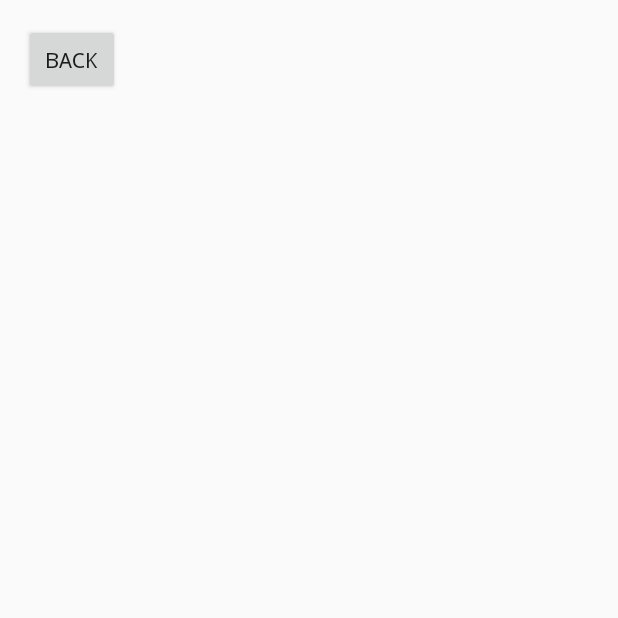
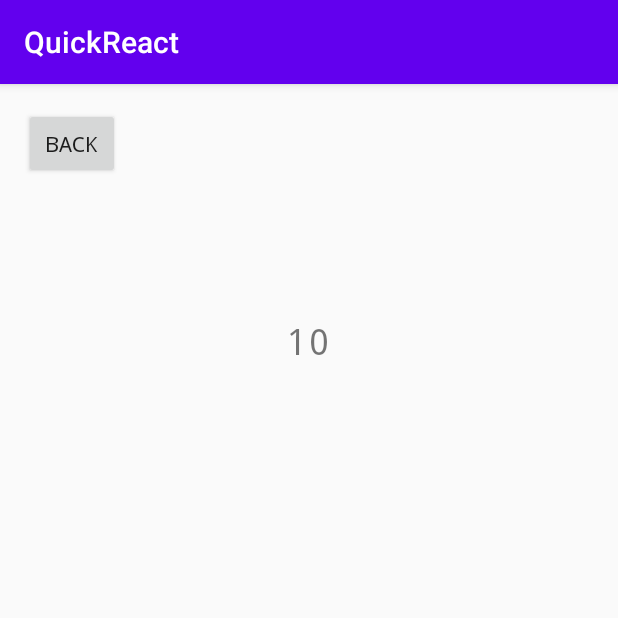
Before and after one commit to WesleyChoi/QuickReact, an Android app: the CompassAgilitySelector screen opened directly, with no data from a screen before it, after a tap on "START", on a phone screen of 412 x 824 dp, the top half of it. Run offline under Robolectric (Android 15) with nearby library versions, the phone set to English and light mode, and no system bars.

Commit message:
pulled total set time from selector to execute screen

```diff
--- a/app/src/main/java/com/example/quickreact/CompassAgilityExecute.java
+++ b/app/src/main/java/com/example/quickreact/CompassAgilityExecute.java
@@ -8,6 +8,7 @@ import android.util.Log;
 import android.view.View;
 import android.widget.Button;
 import android.widget.NumberPicker;
+import android.widget.TextView;
 
 public class CompassAgilityExecute extends AppCompatActivity {
 
@@ -25,27 +26,23 @@ public class CompassAgilityExecute extends AppCompatActivity {
         setContentView(R.layout.activity_compass_agility_execute);
 
         // NAV: return to MainActivity (drill selector)
-//        nav_back_to_agility_selector = (Button) findViewById(R.id.nav_back_agility_selector);
-//        nav_back_to_agility_selector.setOnClickListener(new View.OnClickListener() {
-//            @Override
-//            public void onClick(View v) {
-//                returnToCompassAgilitySelector();
-//            }
-//        });
-//
-//
-//        // get total set time from selector screen
-//        number_picker_total_time_reader = findViewById(R.id.set_time_picker);
-//        number_picker_total_time_reader.setOnValueChangedListener(new NumberPicker.OnValueChangeListener() {
-//            @Override
-//            public void onValueChange(NumberPicker numberPicker, int i, int i1) {
-////                int value_picker_total_time = (number_picker_total_time_reader.getValue() + 1) * 5;
-//                int value_picker_total_time = number_picker_total_time_reader.getValue();
-//                Log.d("picker value", String.valueOf(value_picker_total_time));
-//            }
-//        });
+        nav_back_to_agility_selector = (Button) findViewById(R.id.nav_back_agility_selector);
+        nav_back_to_agility_selector.setOnClickListener(new View.OnClickListener() {
+            @Override
+            public void onClick(View v) {
+                returnToCompassAgilitySelector();
+            }
+        });
+
+        // retrieve value obtained from total set time
+        TextView test_display_int = findViewById(R.id.total_time_display_indicator);
+        int convert_int_total_time = (CompassAgilitySelector.int_total_time * 5) + 10;
+        test_display_int.setText(String.valueOf(convert_int_total_time));
 
         //get prompt frequency from selector screen
+
+
+
 
 
     }
--- a/app/src/main/java/com/example/quickreact/CompassAgilitySelector.java
+++ b/app/src/main/java/com/example/quickreact/CompassAgilitySelector.java
@@ -22,6 +22,8 @@ public class CompassAgilitySelector extends AppCompatActivity {
 
     public NumberPicker number_picker_total_time;
     public NumberPicker number_picker_prompt_frequency;
+
+    public static int int_total_time;
 
     @Override
     protected void onCreate(Bundle savedInstanceState) {
@@ -55,6 +57,19 @@ public class CompassAgilitySelector extends AppCompatActivity {
         number_picker_vals = new String[] {"10", "15", "20", "25", "30", "35", "40", "45", "50", "55", "60", "65", "70", "75"};
         number_picker_total_time.setDisplayedValues(number_picker_vals);
 
+        // get total set time from selector screen
+        number_picker_total_time.setOnValueChangedListener(new NumberPicker.OnValueChangeListener() {
+            @Override
+            public void onValueChange(NumberPicker numberPicker, int oldVal, int newVal) {
+//                int value_picker_total_time = (number_picker_total_time_reader.getValue() + 1) * 5;
+//                int value_picker_total_time = number_picker_total_time_reader.getValue();
+//                Log.d("picker value", String.valueOf(value_picker_total_time));
+                int_total_time = newVal;
+
+            }
+        });
+
+
         // set min and max values for prompt_frequency
         number_picker_prompt_frequency = findViewById(R.id.prompt_frequency_picker);
         number_picker_prompt_frequency.setMinValue(1);
--- a/app/src/main/res/layout/activity_compass_agility_execute.xml
+++ b/app/src/main/res/layout/activity_compass_agility_execute.xml
@@ -17,4 +17,18 @@
         app:layout_constraintHorizontal_bias="0.046"
         app:layout_constraintStart_toStartOf="parent"
         app:layout_constraintTop_toTopOf="parent" />
+
+    <TextView
+        android:id="@+id/total_time_display_indicator"
+        android:layout_width="wrap_content"
+        android:layout_height="wrap_content"
+        android:fontFamily="monospace"
+        android:text="Drill will run for"
+        android:textSize="24sp"
+        app:layout_constraintBottom_toBottomOf="parent"
+        app:layout_constraintEnd_toEndOf="parent"
+        app:layout_constraintHorizontal_bias="0.498"
+        app:layout_constraintStart_toStartOf="parent"
+        app:layout_constraintTop_toTopOf="parent"
+        app:layout_constraintVertical_bias="0.21" />
 </androidx.constraintlayout.widget.ConstraintLayout>
--- a/app/src/main/res/values/styles.xml
+++ b/app/src/main/res/values/styles.xml
@@ -1,6 +1,6 @@
 <resources>
     <!-- Base application theme. -->
-    <style name="AppTheme" parent="Theme.AppCompat.Light.NoActionBar">
+    <style name="AppTheme" parent="Base.Theme.AppCompat.Light.DarkActionBar">
         <!-- Customize your theme here. -->
         <item name="colorPrimary">@color/colorPrimary</item>
         <item name="colorPrimaryDark">@color/colorPrimaryDark</item>
```
